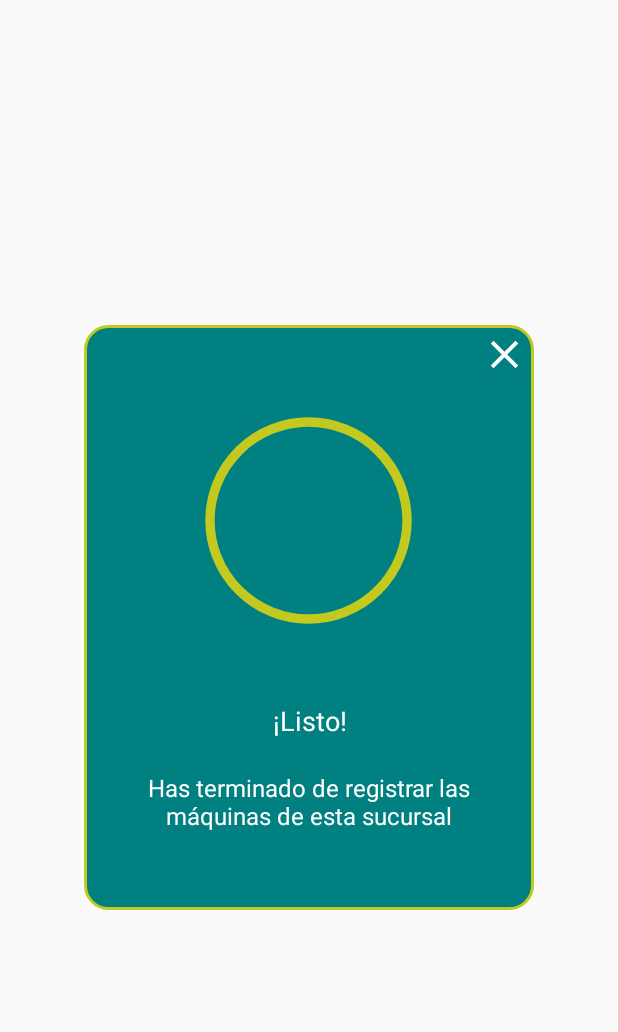
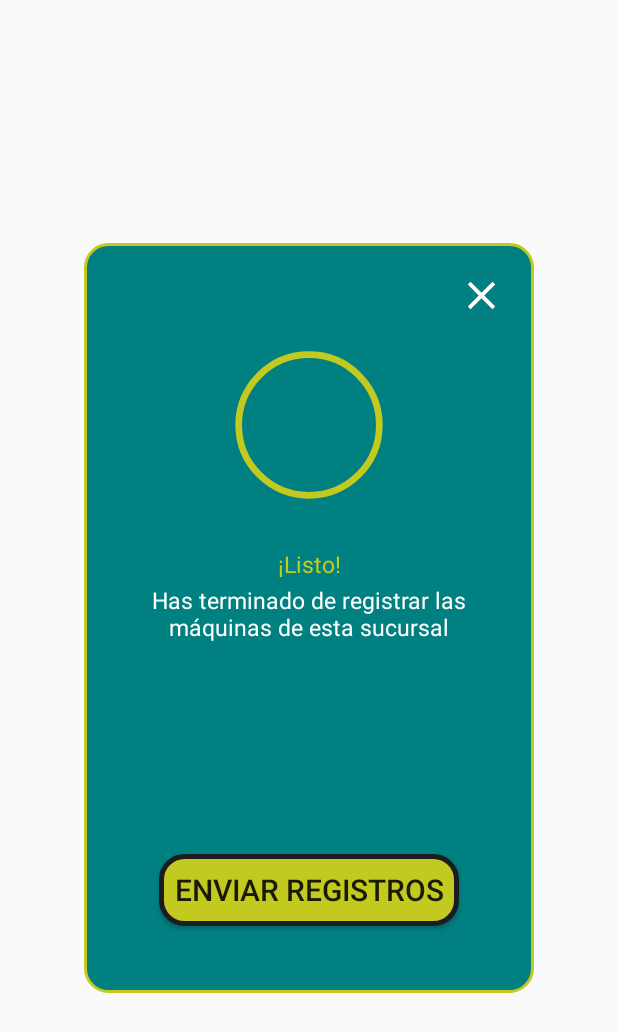
Before and after one commit to AracelyLJ/amusemeTest, an Android app: the layout cardview_message.xml on its own in the app's theme, with its tools: preview values and no code run, on a phone screen of 412 x 824 dp. Shown: the top 1032 px of the screen. Run offline under Robolectric (Android 15) with nearby library versions, the phone set to English and light mode, and no system bars.

Commit message:
change 4-12-2020

```diff
--- a/app/src/main/java/com/example/aracelylj/amusemeapp/Global.java
+++ b/app/src/main/java/com/example/aracelylj/amusemeapp/Global.java
@@ -13,6 +13,7 @@ import java.util.ArrayList;
 import java.util.Calendar;
 import java.util.Date;
 import java.util.HashMap;
+import java.util.List;
 import java.util.Locale;
 
 public class Global {
@@ -49,6 +50,10 @@ public class Global {
     public static ArrayList<HashMap<String,String>> maq_Registradas = new ArrayList<>();
     // Datasnapshot
     public static DataSnapshot _dataSnapshot;
+    // Sucursales registradas por usuario
+    public static List<String> sucReg = new ArrayList<>();
+    public static List<String> sucPorReg = new ArrayList<>();
+    public static ArrayList<String> arraySucReg;
 
 
     public static void dialogo(String texto, Context context)
--- a/app/src/main/java/com/example/aracelylj/amusemeapp/LoginActivity.java
+++ b/app/src/main/java/com/example/aracelylj/amusemeapp/LoginActivity.java
@@ -61,6 +61,7 @@ public class LoginActivity extends AppCompatActivity {
             progressDialog.setMessage("Ingresando...");
             progressDialog.setCancelable(false);
             progressDialog.show();
+
         }
 
         // Iniciar
--- a/app/src/main/res/layout/cardview_message.xml
+++ b/app/src/main/res/layout/cardview_message.xml
@@ -7,14 +7,15 @@
 
     <android.support.v7.widget.CardView
         android:layout_width="300dp"
-        android:layout_height="390dp"
+        android:layout_height="500dp"
         android:layout_centerInParent="true"
         app:cardBackgroundColor="@android:color/transparent"
         app:cardElevation="0dp">
 
         <LinearLayout
             android:layout_width="match_parent"
-            android:layout_height="390dp"
+            android:layout_height="match_parent"
+            android:padding="15dp"
             android:background="@drawable/layout_rounded_cardview"
             android:orientation="vertical">
 
@@ -30,8 +31,8 @@
 
             <com.airbnb.lottie.LottieAnimationView
                 android:id="@+id/animation_view"
-                android:layout_width="170dp"
-                android:layout_height="170dp"
+                android:layout_width="128dp"
+                android:layout_height="121dp"
                 android:layout_gravity="center"
                 android:layout_marginTop="10dp"
                 app:lottie_autoPlay="true"
@@ -40,7 +41,7 @@
 
             <LinearLayout
                 android:layout_width="match_parent"
-                android:layout_height="150dp"
+                android:layout_height="185dp"
                 android:layout_margin="20dp"
                 android:orientation="vertical">
 
@@ -58,25 +59,37 @@
                             android:id="@+id/textView"
                             android:layout_width="match_parent"
                             android:layout_height="wrap_content"
-                            android:layout_margin="16dp"
+                            android:layout_margin="1dp"
                             android:gravity="center"
                             android:text="¡Listo!"
-                            android:textColor="@android:color/white"
-                            android:textSize="18sp" />
+                            android:textColor="@color/colorVerdeLimon"
+                            android:textSize="15sp" />
 
                         <TextView
                             android:id="@+id/textView2"
                             android:layout_width="match_parent"
-                            android:layout_height="wrap_content"
-                            android:layout_margin="5dp"
+                            android:layout_height="match_parent"
+                            android:layout_margin="1dp"
                             android:gravity="center"
                             android:text="Has terminado de registrar las máquinas de esta sucursal"
                             android:textColor="@android:color/white"
-                            android:textSize="16sp" />
+                            android:textSize="15sp" />
                     </LinearLayout>
                 </ScrollView>
+
             </LinearLayout>
 
+            <Button
+                android:id="@+id/sucDoneButton"
+                android:layout_width="wrap_content"
+                android:layout_height="wrap_content"
+                android:layout_gravity="center"
+                android:layout_marginHorizontal="10dp"
+                android:background="@drawable/boton_redondo_verde"
+                android:elevation="80dp"
+                android:padding="10dp"
+                android:text="ENVIAR REGISTROS"
+                android:textSize="20dp" />
         </LinearLayout>
 
     </android.support.v7.widget.CardView>
--- a/app/src/main/res/values/colors.xml
+++ b/app/src/main/res/values/colors.xml
@@ -8,4 +8,5 @@
     <color name="colorBlack">#080708</color>
     <color name="colorVerdeLimon">#c3ca1f</color>
     <color name="colorVerdeAzul">#008080</color>
+    <color name="colorRojo">#FF0000</color>
 </resources>
--- a/app/src/main/res/values/strings.xml
+++ b/app/src/main/res/values/strings.xml
@@ -3,4 +3,5 @@
     <string name="str_nomMaquina">\nREGISTRANDO: \nMáquina: %1$s  \nSucursal:  %2$s \n</string>
     <string name="str_contador">%1$s COUNTER</string>
 
+
 </resources>
```
Also changed, not shown: app/src/main/java/com/example/aracelylj/amusemeapp/FirebaseData.java (+32 -11 lines), app/src/main/java/com/example/aracelylj/amusemeapp/MainActivity.java (+7 -3 lines), app/src/main/java/com/example/aracelylj/amusemeapp/RegistrarContadores.java (+92 -8 lines).
